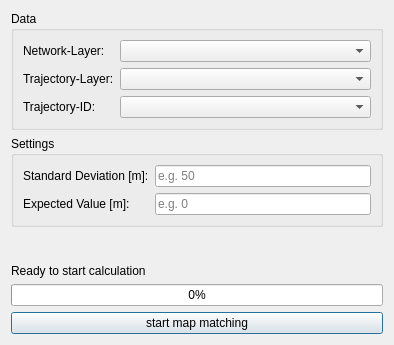
First picture: the form in src/offlinemapmatching/offline_map_matching_dialog_base.ui, repository jagodki/Offline-MapMatching, before the edit.
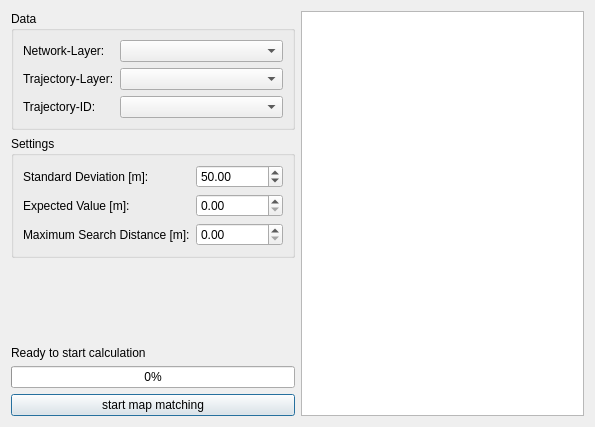
Second picture: the form after the edit.

Commit message: update GUI with search distance and help

Patch:
```diff
--- a/src/offlinemapmatching/offline_map_matching_dialog_base.ui
+++ b/src/offlinemapmatching/offline_map_matching_dialog_base.ui
@@ -6,14 +6,16 @@
    <rect>
     <x>0</x>
     <y>0</y>
-    <width>394</width>
-    <height>345</height>
+    <width>595</width>
+    <height>427</height>
    </rect>
   </property>
   <property name="windowTitle">
    <string>Offline-MapMatching</string>
   </property>
-  <layout class="QVBoxLayout" name="verticalLayout">
+  <layout class="QHBoxLayout" name="horizontalLayout">
+   <item>
+    <layout class="QVBoxLayout" name="verticalLayout_3">
    <item>
     <widget class="QGroupBox" name="groupBox_data">
      <property name="sizePolicy">
@@ -105,22 +107,6 @@
           </property>
          </widget>
         </item>
-        <item row="0" column="1">
-         <widget class="QLineEdit" name="lineEdit_sigma">
-          <property name="sizePolicy">
-           <sizepolicy hsizetype="Expanding" vsizetype="Fixed">
-            <horstretch>0</horstretch>
-            <verstretch>0</verstretch>
-           </sizepolicy>
-          </property>
-          <property name="text">
-           <string/>
-          </property>
-          <property name="placeholderText">
-           <string>e.g. 50</string>
-          </property>
-         </widget>
-        </item>
         <item row="1" column="0">
          <widget class="QLabel" name="label_my">
           <property name="text">
@@ -128,16 +114,34 @@
           </property>
          </widget>
         </item>
+          <item row="2" column="0">
+           <widget class="QLabel" name="label_max">
+            <property name="text">
+             <string>Maximum Search Distance [m]:</string>
+            </property>
+           </widget>
+          </item>
+          <item row="2" column="1">
+           <widget class="QDoubleSpinBox" name="doubleSpinBox_max">
+            <property name="maximum">
+             <double>9900000000.989999771118164</double>
+            </property>
+           </widget>
+          </item>
         <item row="1" column="1">
-         <widget class="QLineEdit" name="lineEdit_my">
-          <property name="sizePolicy">
-           <sizepolicy hsizetype="Expanding" vsizetype="Fixed">
-            <horstretch>0</horstretch>
-            <verstretch>0</verstretch>
-           </sizepolicy>
-          </property>
-          <property name="placeholderText">
-           <string>e.g. 0</string>
+           <widget class="QDoubleSpinBox" name="doubleSpinBox_my">
+            <property name="maximum">
+             <double>9900000000.989999771118164</double>
+            </property>
+           </widget>
+          </item>
+          <item row="0" column="1">
+           <widget class="QDoubleSpinBox" name="doubleSpinBox_sigma">
+            <property name="maximum">
+             <double>9900000000.989999771118164</double>
+            </property>
+            <property name="value">
+             <double>50.000000000000000</double>
           </property>
          </widget>
         </item>
@@ -191,6 +195,15 @@
       <string>start map matching</string>
      </property>
     </widget>
+     </item>
+    </layout>
+   </item>
+   <item>
+    <layout class="QVBoxLayout" name="verticalLayout">
+     <item>
+      <widget class="QTextEdit" name="textEdit_help"/>
+     </item>
+    </layout>
    </item>
   </layout>
  </widget>
```
Lines whose indentation alone changed are shown as unchanged. The commit also changes 1 other file.
